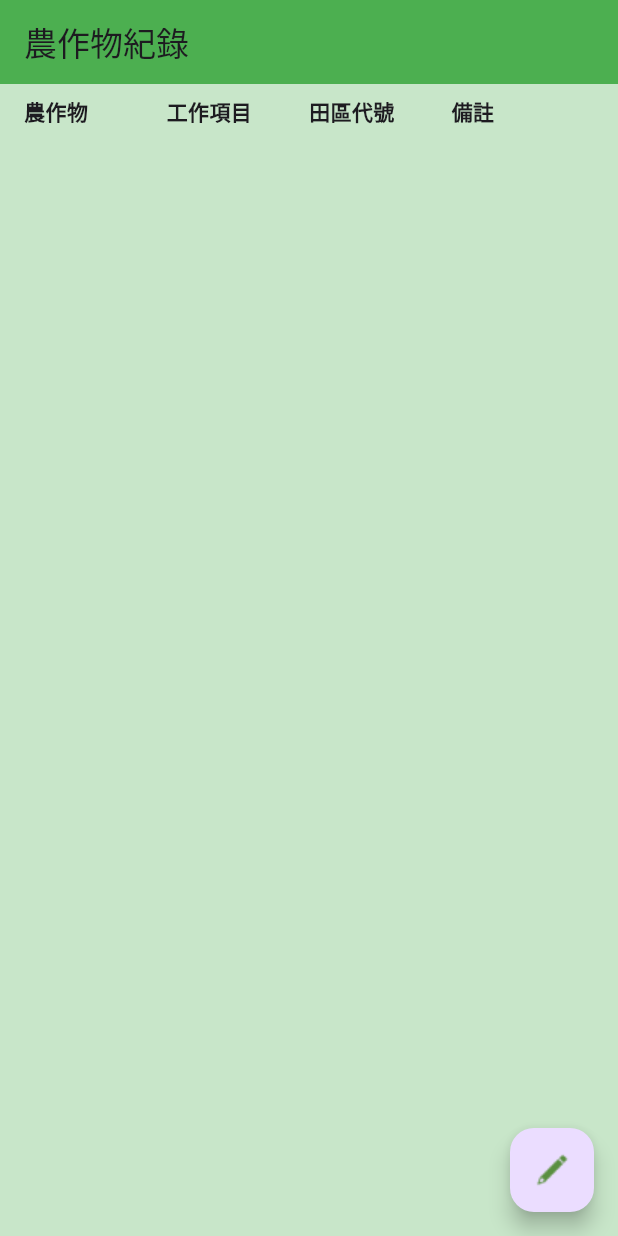
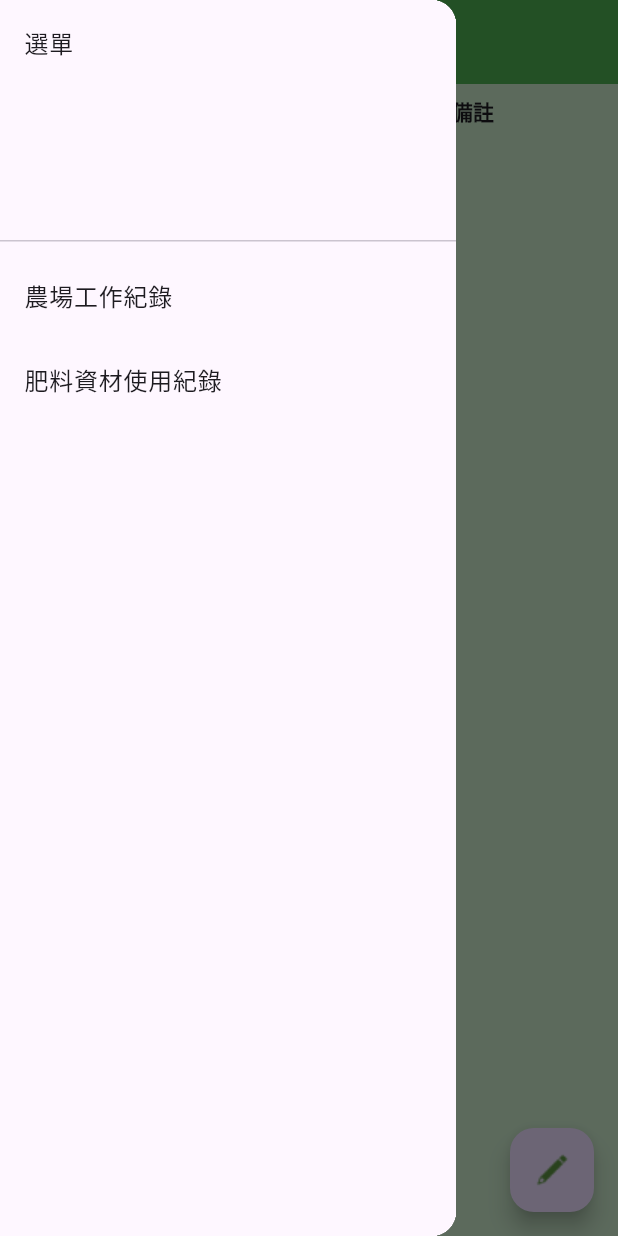
Before and after one commit to duck0000627/no.15_flutter, a Flutter app: the screen it shows after launch, with the side drawer open (before the commit the screen has no drawer), on a phone screen of 412 x 824 dp. Run offline on Flutter 3.47's test engine with Material 3 defaults, Android fonts, the phone set to English and light mode, and no system bars; our stand-ins replace sqflite; accounts and stored records are empty.

Commit message:
左側Drawer

```diff
--- a/lib/screens/home/home_screen.dart
+++ b/lib/screens/home/home_screen.dart
@@ -64,6 +64,31 @@ class _HomeScreenState extends State<HomeScreen> {
     return Scaffold(
       backgroundColor: Colors.green[100],
       appBar: AppBar(title: const Text('農作物紀錄'), backgroundColor: Colors.green),
+      drawer: Drawer(
+        child: Material(
+          child: ListView(
+            padding: EdgeInsets.zero,
+            children: [
+              DrawerHeader(
+                  child: Text('選單')
+              ),
+              ListTile(
+                title: Text('農場工作紀錄'),
+                onTap: (){
+                  Navigator.pop(context);
+                },
+              ),
+              ListTile(
+                title: Text('肥料資材使用紀錄'),
+                onTap: () {
+                  Navigator.pop(context);
+                },
+              ),
+
+            ],
+          ),
+        ),
+      ),
       body: ListView(
         children: [
           //標題
```
